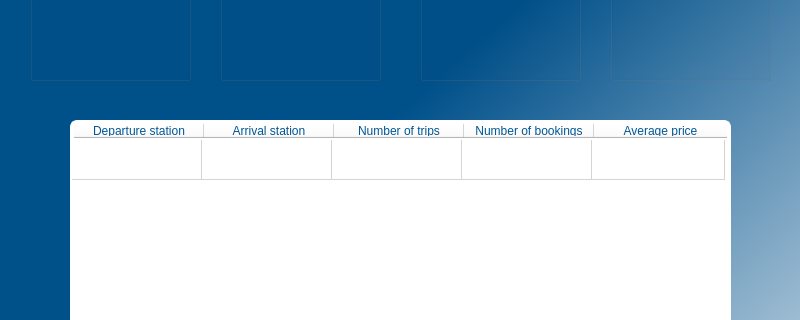
The window that ui/Report.ui (kareemsakkary/TrainBookingSystem) describes before a commit, drawn with Qt 5; both pictures show x 0 to 800 and y 180 to 500 of the 800 by 850 pixel window.
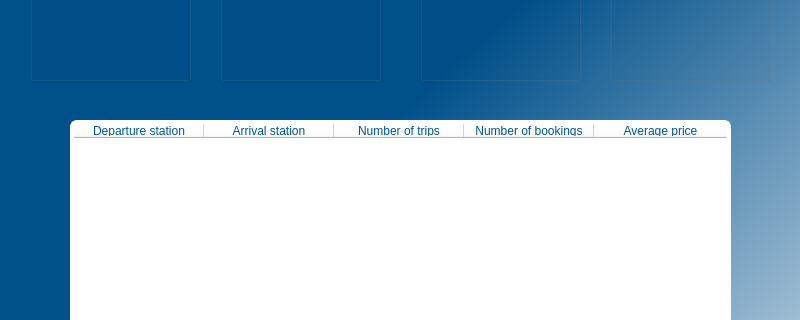
The same window after the commit.

The edit to the form file:
```diff
--- a/ui/Report.ui
+++ b/ui/Report.ui
@@ -102,14 +102,6 @@
     <attribute name="verticalHeaderDefaultSectionSize">
      <number>40</number>
     </attribute>
-    <row>
-     <property name="text">
-      <string>New Row</string>
-     </property>
-     <property name="textAlignment">
-      <set>AlignCenter</set>
-     </property>
-    </row>
     <column>
      <property name="text">
       <string>Departure station</string>
```
